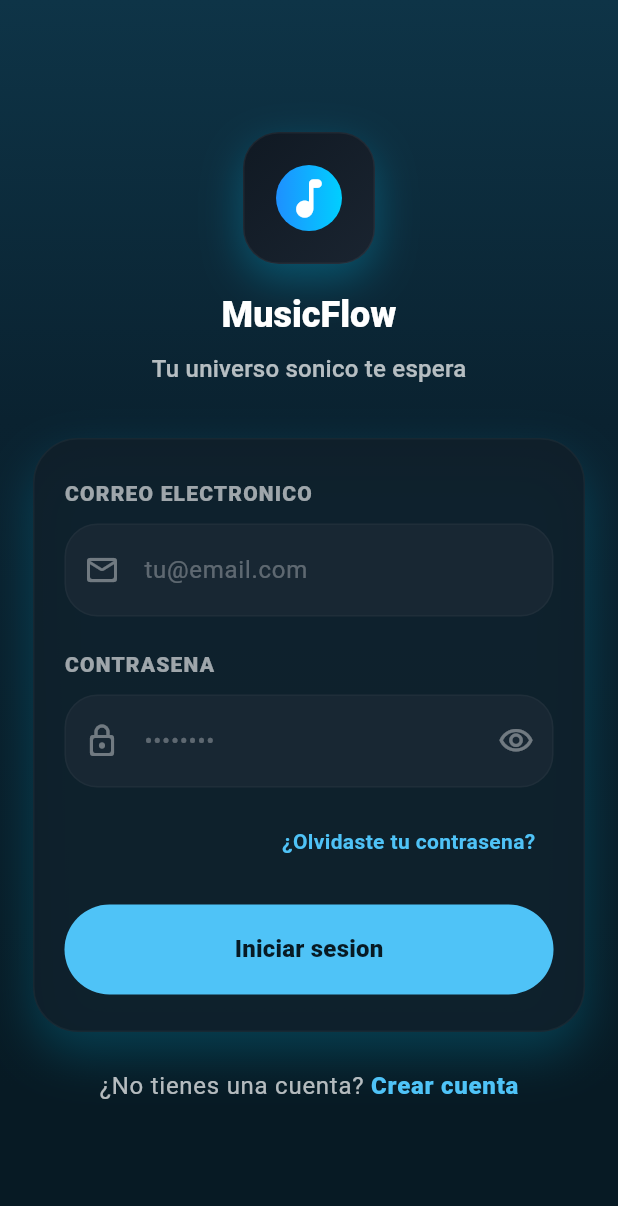
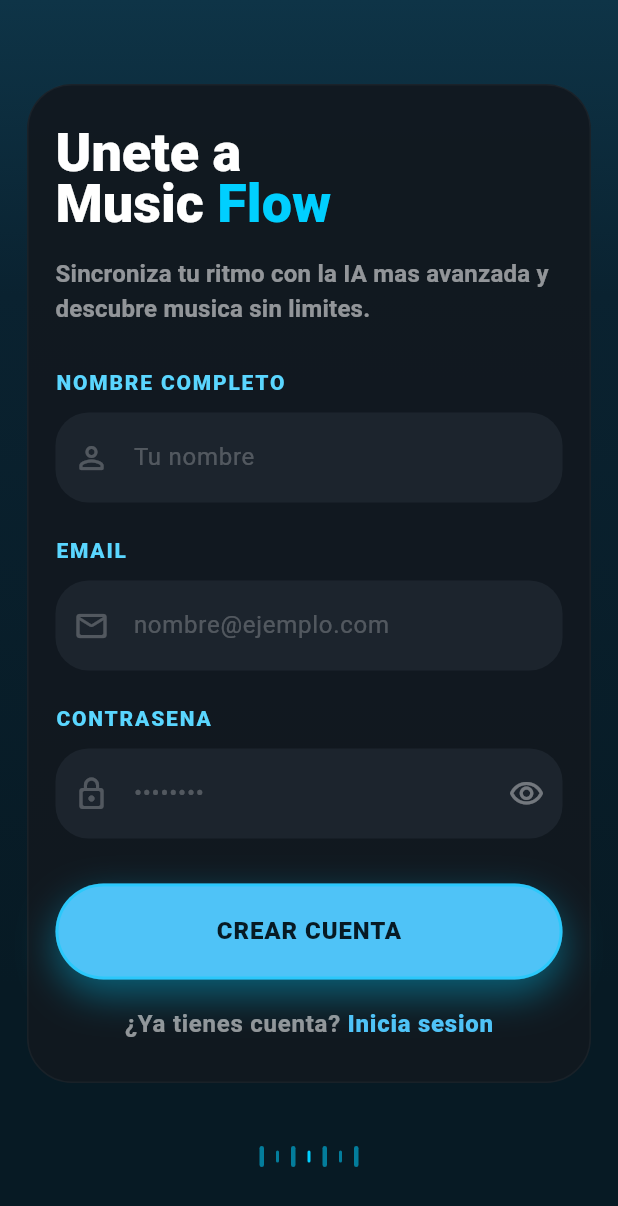
Before and after one commit to AldyJnx/MusicFlow, a Flutter app: the screen it shows after launch, on a phone screen of 412 x 824 dp. Shown: the top 1206 px of the screen. Run offline on Flutter 3.47's test engine with Material 3 defaults, Android fonts, the phone set to English and light mode, and no system bars.

Commit message:
Ventana Crear Cuenta entorno mobile

```diff
--- a/mobile/musicflow_mobile/lib/features/auth/login_screen.dart
+++ b/mobile/musicflow_mobile/lib/features/auth/login_screen.dart
@@ -125,6 +125,7 @@ class _LoginScreenState extends State<LoginScreen> {
                         const SizedBox(height: 10),
                         _InputContainer(
                           child: TextField(
+                            cursorColor: _accentCyan,
                             keyboardType: TextInputType.emailAddress,
                             style: const TextStyle(color: Colors.white),
                             decoration: _inputDecoration(
@@ -141,6 +142,7 @@ class _LoginScreenState extends State<LoginScreen> {
                         const SizedBox(height: 10),
                         _InputContainer(
                           child: TextField(
+                            cursorColor: _accentCyan,
                             obscureText: _obscurePassword,
                             style: const TextStyle(color: Colors.white),
                             decoration: _inputDecoration(
--- a/mobile/musicflow_mobile/lib/features/auth/register_screen.dart
+++ b/mobile/musicflow_mobile/lib/features/auth/register_screen.dart
@@ -0,0 +1,288 @@
+import 'package:flutter/material.dart';
+
+class RegisterScreen extends StatefulWidget {
+  const RegisterScreen({super.key});
+
+  @override
+  State<RegisterScreen> createState() => _RegisterScreenState();
+}
+
+class _RegisterScreenState extends State<RegisterScreen> {
+  static const Color _accentCyan = Color(0xFF00CFFF);
+  static const Color _lightBlue = Color(0xFF4FC3F7);
+  static const Color _bgDark = Color(0xFF071A24);
+  static const Color _bgMid = Color(0xFF0A2230);
+  static const Color _bgTop = Color(0xFF0E3447);
+  static const Color _cardDark = Color(0xFF11181F);
+  static const Color _inputFill = Color(0xFF1C242D);
+
+  bool _obscurePassword = true;
+
+  @override
+  Widget build(BuildContext context) {
+    final theme = Theme.of(context);
+
+    return Scaffold(
+      backgroundColor: _bgDark,
+      body: Container(
+        decoration: const BoxDecoration(
+          gradient: LinearGradient(
+            begin: Alignment.topCenter,
+            end: Alignment.bottomCenter,
+            colors: [_bgTop, _bgMid, _bgDark],
+            stops: [0.0, 0.24, 0.8],
+          ),
+        ),
+        child: SafeArea(
+          child: SingleChildScrollView(
+            padding: const EdgeInsets.fromLTRB(18, 56, 18, 42),
+            child: Column(
+              crossAxisAlignment: CrossAxisAlignment.start,
+              children: [
+                Container(
+                  width: double.infinity,
+                  padding: const EdgeInsets.fromLTRB(18, 28, 18, 26),
+                  decoration: BoxDecoration(
+                    color: _cardDark.withOpacity(0.95),
+                    borderRadius: BorderRadius.circular(30),
+                    border: Border.all(
+                      color: Colors.white.withOpacity(0.04),
+                    ),
+                  ),
+                  child: Column(
+                    crossAxisAlignment: CrossAxisAlignment.start,
+                    children: [
+                      RichText(
+                        text: TextSpan(
+                          style: theme.textTheme.displaySmall?.copyWith(
+                            fontWeight: FontWeight.w900,
+                            height: 0.95,
+                            color: Colors.white,
+                          ),
+                          children: [
+                            const TextSpan(text: 'Unete a\nMusic '),
+                            TextSpan(
+                              text: 'Flow',
+                              style: theme.textTheme.displaySmall?.copyWith(
+                                fontWeight: FontWeight.w900,
+                                color: _accentCyan,
+                                height: 0.95,
+                              ),
+                            ),
+                          ],
+                        ),
+                      ),
+                      const SizedBox(height: 18),
+                      Text(
+                        'Sincroniza tu ritmo con la IA mas avanzada y descubre musica sin limites.',
+                        style: theme.textTheme.titleMedium?.copyWith(
+                          color: Colors.white54,
+                          fontWeight: FontWeight.w700,
+                          height: 1.45,
+                        ),
+                      ),
+                      const SizedBox(height: 28),
+                      _RegisterFieldLabel(text: 'NOMBRE COMPLETO'),
+                      const SizedBox(height: 10),
+                      _RegisterInputContainer(
+                        child: TextField(
+                          cursorColor: _accentCyan,
+                          style: const TextStyle(color: Colors.white),
+                          decoration: _inputDecoration(
+                            hintText: 'Tu nombre',
+                            prefixIcon: Icons.person_outline_rounded,
+                          ),
+                        ),
+                      ),
+                      const SizedBox(height: 22),
+                      _RegisterFieldLabel(text: 'EMAIL'),
+                      const SizedBox(height: 10),
+                      _RegisterInputContainer(
+                        child: TextField(
+                          cursorColor: _accentCyan,
+                          keyboardType: TextInputType.emailAddress,
+                          style: const TextStyle(color: Colors.white),
+                          decoration: _inputDecoration(
+                            hintText: 'nombre@ejemplo.com',
+                            prefixIcon: Icons.mail_outline_rounded,
+                          ),
+                        ),
+                      ),
+                      const SizedBox(height: 22),
+                      _RegisterFieldLabel(text: 'CONTRASENA'),
+                      const SizedBox(height: 10),
+                      _RegisterInputContainer(
+                        child: TextField(
+                          cursorColor: _accentCyan,
+                          obscureText: _obscurePassword,
+                          style: const TextStyle(color: Colors.white),
+                          decoration: _inputDecoration(
+                            hintText: '••••••••',
+                            prefixIcon: Icons.lock_outline_rounded,
+                            suffixIcon: IconButton(
+                              onPressed: () {
+                                setState(() {
+                                  _obscurePassword = !_obscurePassword;
+                                });
+                              },
+                              icon: Icon(
+                                _obscurePassword
+                                    ? Icons.visibility_outlined
+                                    : Icons.visibility_off_outlined,
+                                color: Colors.white38,
+                              ),
+                            ),
+                          ),
+                        ),
+                      ),
+                      const SizedBox(height: 30),
+                      Container(
+                        width: double.infinity,
+                        decoration: BoxDecoration(
+                          borderRadius: BorderRadius.circular(999),
+                          boxShadow: const [
+                            BoxShadow(
+                              color: Color(0x6600CFFF),
+                              blurRadius: 22,
+                              offset: Offset(0, 10),
+                            ),
+                          ],
+                        ),
+                        child: ElevatedButton(
+                          onPressed: () {},
+                          style: ElevatedButton.styleFrom(
+                            backgroundColor: _lightBlue,
+                            foregroundColor: _bgDark,
+                            elevation: 0,
+                            padding: const EdgeInsets.symmetric(vertical: 20),
+                            shape: RoundedRectangleBorder(
+                              borderRadius: BorderRadius.circular(999),
+                              side: BorderSide(
+                                color: _accentCyan.withOpacity(0.45),
+                                width: 2,
+                              ),
+                            ),
+                          ),
+                          child: Text(
+                            'CREAR CUENTA',
+                            style: theme.textTheme.titleMedium?.copyWith(
+                              color: _bgDark,
+                              fontWeight: FontWeight.w900,
+                              letterSpacing: 0.6,
+                            ),
+                          ),
+                        ),
+                      ),
+                      const SizedBox(height: 18),
+                      Row(
+                        mainAxisAlignment: MainAxisAlignment.center,
+                        children: [
+                          Text(
+                            '¿Ya tienes cuenta? ',
+                            style: theme.textTheme.bodyLarge?.copyWith(
+                              color: Colors.white54,
+                              fontWeight: FontWeight.w600,
+                            ),
+                          ),
+                          TextButton(
+                            onPressed: () {},
+                            style: TextButton.styleFrom(
+                              padding: EdgeInsets.zero,
+                              minimumSize: Size.zero,
+                              tapTargetSize: MaterialTapTargetSize.shrinkWrap,
+                            ),
+                            child: Text(
+                              'Inicia sesion',
+                              style: theme.textTheme.bodyLarge?.copyWith(
+                                color: _lightBlue,
+                                fontWeight: FontWeight.w800,
+                              ),
+                            ),
+                          ),
+                        ],
+                      ),
+                    ],
+                  ),
+                ),
+                const SizedBox(height: 42),
+                Center(
+                  child: Row(
+                    mainAxisSize: MainAxisSize.min,
+                    children: List.generate(
+                      7,
+                      (index) => Container(
+                        margin: const EdgeInsets.symmetric(horizontal: 4),
+                        width: index.isEven ? 3 : 2,
+                        height: index.isEven ? 14 : 8,
+                        decoration: BoxDecoration(
+                          color: _accentCyan.withOpacity(
+                            index == 3 ? 1 : 0.55,
+                          ),
+                          borderRadius: BorderRadius.circular(999),
+                        ),
+                      ),
+                    ),
+                  ),
+                ),
+              ],
+            ),
+          ),
+        ),
+      ),
+    );
+  }
+
+  InputDecoration _inputDecoration({
+    required String hintText,
+    required IconData prefixIcon,
+    Widget? suffixIcon,
+  }) {
+    return InputDecoration(
+      hintText: hintText,
+      hintStyle: const TextStyle(color: Colors.white24),
+      prefixIcon: Icon(prefixIcon, color: Colors.white24),
+      suffixIcon: suffixIcon,
+      border: InputBorder.none,
+      contentPadding: const EdgeInsets.symmetric(vertical: 18),
+    );
+  }
+}
+
+class _RegisterFieldLabel extends StatelessWidget {
+  const _RegisterFieldLabel({
+    required this.text,
+  });
+
+  final String text;
+
+  @override
+  Widget build(BuildContext context) {
+    return Text(
+      text,
+      style: Theme.of(context).textTheme.labelLarge?.copyWith(
+            color: const Color(0xFF5AD6FF),
+            fontWeight: FontWeight.w800,
+            letterSpacing: 1.2,
+          ),
+    );
+  }
+}
+
+class _RegisterInputContainer extends StatelessWidget {
+  const _RegisterInputContainer({
+    required this.child,
+  });
+
+  final Widget child;
+
+  @override
+  Widget build(BuildContext context) {
+    return Container(
+      decoration: BoxDecoration(
+        color: _RegisterScreenState._inputFill,
+        borderRadius: BorderRadius.circular(22),
+      ),
+      child: child,
+    );
+  }
+}
--- a/mobile/musicflow_mobile/lib/main.dart
+++ b/mobile/musicflow_mobile/lib/main.dart
@@ -1,5 +1,6 @@
 import 'package:flutter/material.dart';
-import 'package:musicflow_mobile/features/auth/login_screen.dart';
+import 'package:musicflow_mobile/features/auth/register_screen.dart';
+//import 'package:musicflow_mobile/features/auth/login_screen.dart';
 //import 'package:musicflow_mobile/features/library/screens/biblioteca_screens.dart';
 //import 'package:musicflow_mobile/features/library/screens/home_screen.dart';
 //import 'package:musicflow_mobile/features/premium/screens/premium_screen.dart';
@@ -18,7 +19,7 @@ class MyApp extends StatelessWidget {
       theme: ThemeData(
         colorScheme: ColorScheme.fromSeed(seedColor: Colors.deepPurple),
       ),
-      home: const LoginScreen(),
+      home: const RegisterScreen(),
     );
   }
 }
```
